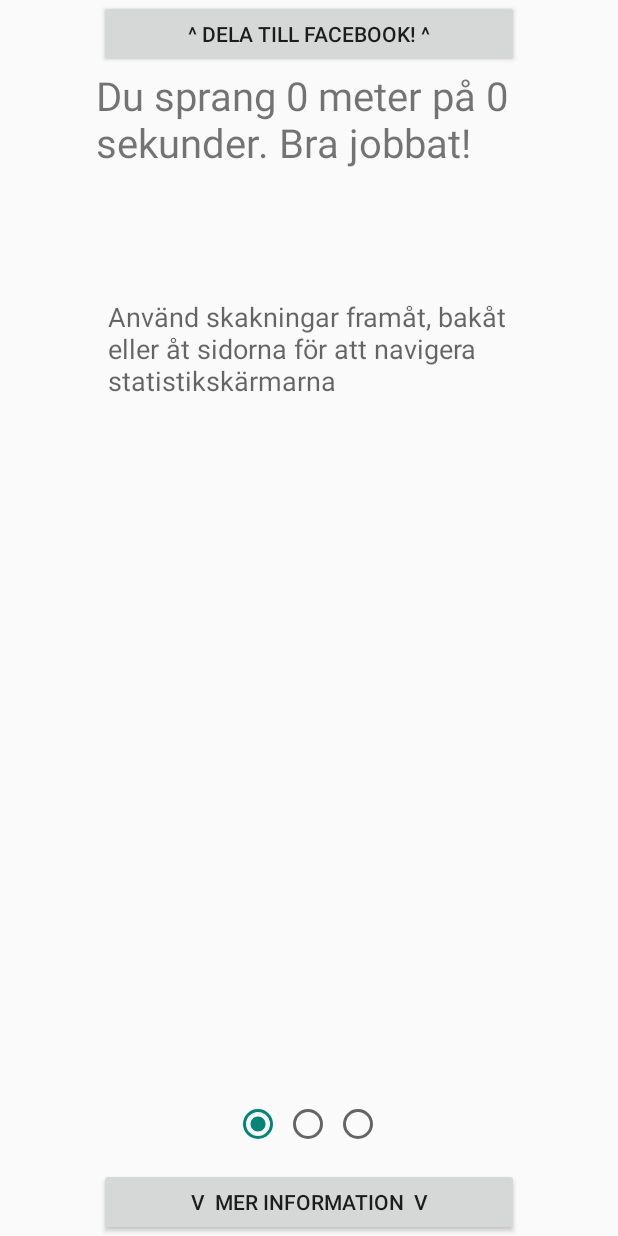
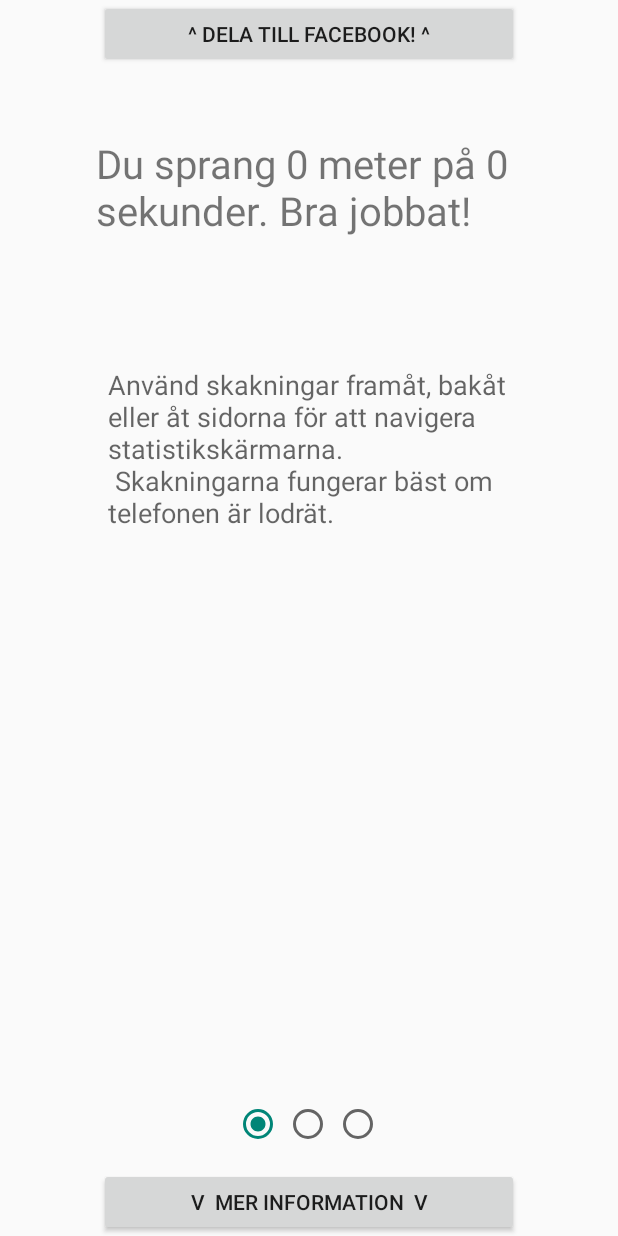
Before and after one commit to stromming/Jogr, an Android app: the StatScreen screen opened directly, with no data from a screen before it, on a phone screen of 412 x 824 dp. Run offline under Robolectric (Android 15) with nearby library versions, the phone set to English and light mode, and no system bars; libraries missing offline, so code that uses them is left out: com.jjoe64.graphview; 14 statements that could not run were skipped.

Commit message:
Småpill

```diff
--- a/app/src/main/java/se/lth/mamn01/jogr/jogr/ShakeEventListener.java
+++ b/app/src/main/java/se/lth/mamn01/jogr/jogr/ShakeEventListener.java
@@ -13,15 +13,15 @@ public class ShakeEventListener implements SensorEventListener {
 
     int direction = 0;
     /** Minimum movement force to consider. */
-     private static final int MIN_FORCE_X = 3;
-    private static final int MIN_FORCE_Z = 4;
+     private static final int MIN_FORCE_X = 7;
+    private static final int MIN_FORCE_Z = 7;
 
     private static final int MIN_TIME_BETWEEN_SHAKES = 500;
     /**
      * Minimum times in a shake gesture that the direction of movement needs to
      * change.
      */
-    private static final int MIN_DIRECTION_CHANGE = 3;
+    private static final int MIN_DIRECTION_CHANGE = 2;
 
     /** Maximum pause between movements. */
     private static final int MAX_PAUSE_BETWEEN_DIRECTION_CHANGE = 200;
@@ -108,7 +108,15 @@ public ShakeEventListener(){
 
                 mFirstDirectionChangeTime = now;
                 mLastDirectionChangeTime = now;
-                if (totalMovementX > MIN_FORCE_X){
+                if(totalMovementZ > MIN_FORCE_Z){
+                    if(z-lastZ >= 0){
+                        direction = 3;
+                    }
+                    else{
+                        direction = 4;
+                    }
+                }
+                else if (totalMovementX > MIN_FORCE_X){
 
 
                     if(x-lastX >= 0){
@@ -118,14 +126,7 @@ public ShakeEventListener(){
                         direction = 2;
                     }
                 }
-                else if(totalMovementZ > MIN_FORCE_Z){
-                    if(z-lastZ >= 0){
-                        direction = 3;
-                    }
-                    else{
-                        direction = 4;
-                    }
-                }
+
 
 
             }
--- a/app/src/main/res/layout/activity_stats_0.xml
+++ b/app/src/main/res/layout/activity_stats_0.xml
@@ -12,6 +12,11 @@
         android:layout_gravity="center_horizontal"
         android:clickable="false" />
 
+    <Space
+        android:layout_width="match_parent"
+        android:layout_height="45dp"
+        android:layout_gravity="center_horizontal" />
+
     <TextView
         android:layout_width="284dp"
         android:layout_height="153dp"
@@ -24,7 +29,7 @@
         android:layout_width="267dp"
         android:layout_height="wrap_content"
         android:textAppearance="?android:attr/textAppearanceMedium"
-        android:text="Använd skakningar framåt, bakåt eller åt sidorna för att navigera statistikskärmarna"
+        android:text="Använd skakningar framåt, bakåt eller åt sidorna för att navigera statistikskärmarna. \n Skakningarna fungerar bäst om telefonen är lodrät."
         android:id="@+id/textView9"
         android:layout_weight="1.00"
         android:layout_gravity="center_horizontal" />
--- a/app/src/main/res/layout/activity_stats_1b.xml
+++ b/app/src/main/res/layout/activity_stats_1b.xml
@@ -16,10 +16,7 @@
         android:layout_width="280dp"
         android:layout_height="wrap_content"
         android:textAppearance="?android:attr/textAppearanceMedium"
-        android:text="
-
-\n\n\n\n
-        En skinkmacka innehåller traditionellt två delar macka och en del skinka. Enligt google translate heter skinkmacka ŝinko sandviĉo på esperanto"
+        android:text="  \n\n\n\n         En skinkmacka innehåller traditionellt två delar macka och en del skinka. Enligt google translate heter skinkmacka ŝinko sandviĉo på esperanto"
         android:id="@+id/textView10"
         android:layout_gravity="center_horizontal"
         android:layout_weight="1.00" />
```
